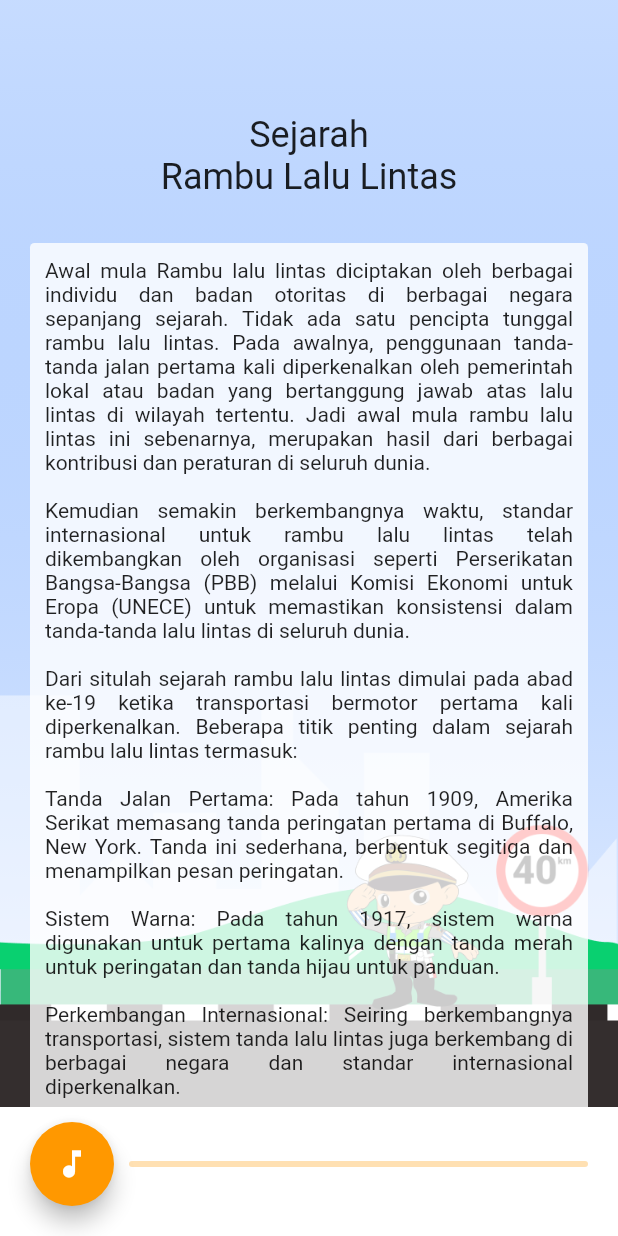
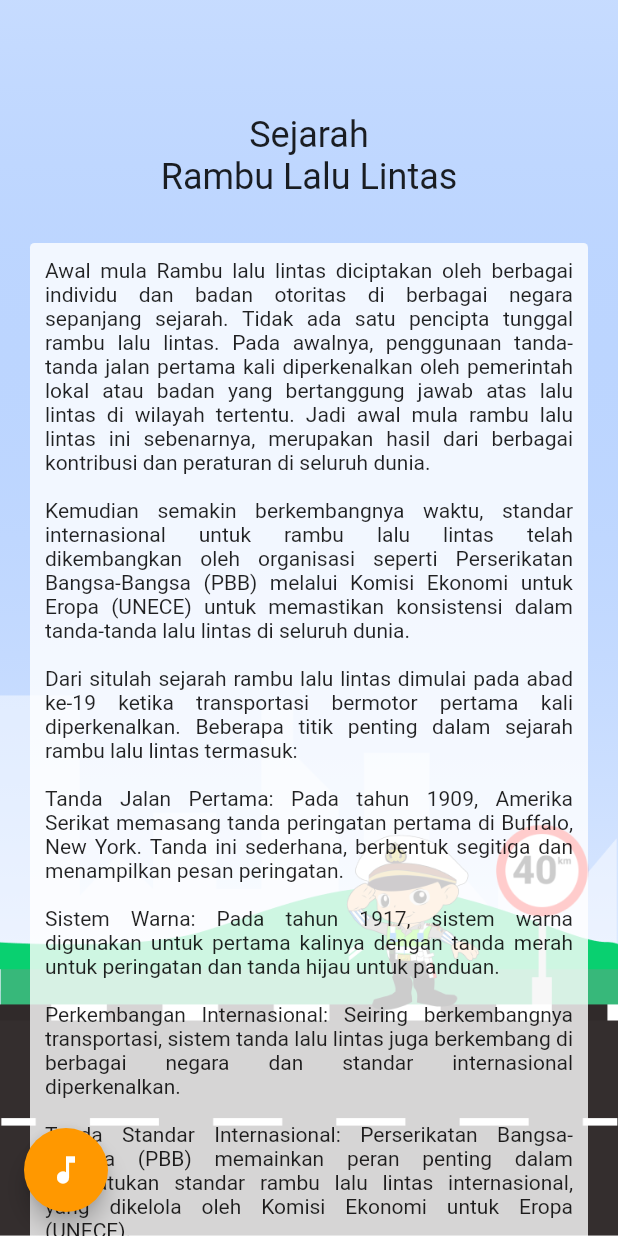
Before and after one commit to farhanfadila1717/signs_app, a Flutter app: the HistoryPage screen opened by its route, on a phone screen of 412 x 824 dp. Run offline on Flutter 3.47's test engine with Material 2 defaults, Android fonts, the phone set to English and light mode, and no system bars; drawn by our look-alikes of flutter_animate; our stand-ins replace after_layout, cloud_firestore, firebase_auth, firebase_core, flutter_redux, flutter_tts and 6 more; accounts and stored records are empty; network calls fail.

Commit message:
fix: audio controll

```diff
--- a/lib/ui/components/audio_controll.dart
+++ b/lib/ui/components/audio_controll.dart
@@ -1,32 +1,25 @@
 import 'package:flutter/material.dart';
-import 'package:signs_app/core/extensions/extensions.dart';
 import 'package:signs_app/ui/components/tts_mixin.dart';
-
-import 'bottom_area_bar.dart';
 
 class AudioControll extends StatelessWidget {
   const AudioControll({
     super.key,
     required this.ttsState,
-    required this.progressNotifier,
+    required this.speakingWord,
     required this.onPause,
     required this.onPlay,
     this.color = Colors.orange,
   });
 
   final TtsState ttsState;
-  final ValueNotifier<double> progressNotifier;
+  final ValueNotifier<String> speakingWord;
   final VoidCallback onPause;
   final VoidCallback onPlay;
   final Color color;
 
   @override
   Widget build(BuildContext context) {
-    return BottomAreaBar(
-      children: [
-        SizedBox(
-          width: context.sizeOf.width,
-          child: Row(
+    return Row(
       children: [
         Builder(
           builder: (_) {
@@ -53,22 +46,42 @@ class AudioControll extends StatelessWidget {
           },
         ),
         const SizedBox(width: 10),
-              Expanded(
-                child: ValueListenableBuilder(
-                  valueListenable: progressNotifier,
-                  builder: (_, value, __) {
-                    return LinearProgressIndicator(
-                      value: value,
-                      color: color,
-                      backgroundColor: color.withOpacity(.3),
+        ValueListenableBuilder(
+          valueListenable: speakingWord,
+          builder: (_, word, __) {
+            if (word.isEmpty || ttsState == TtsState.stopped) {
+              return const SizedBox.shrink();
+            }
+
+            return DecoratedBox(
+              decoration: BoxDecoration(
+                color: Colors.black87,
                 borderRadius: BorderRadius.circular(3),
-                    );
-                  },
+              ),
+              child: Padding(
+                padding: const EdgeInsets.symmetric(
+                  horizontal: 10,
+                  vertical: 6,
+                ),
+                child: Row(
+                  children: [
+                    const Icon(
+                      Icons.volume_up,
+                      color: Colors.white,
+                    ),
+                    const SizedBox(width: 6),
+                    Text(
+                      word,
+                      style: const TextStyle(
+                        color: Colors.white,
                       ),
                     ),
                   ],
                 ),
               ),
+            );
+          },
+        ),
       ],
     );
   }
--- a/lib/ui/components/scaffold_animation.dart
+++ b/lib/ui/components/scaffold_animation.dart
@@ -8,6 +8,7 @@ class ScaffoldAnimation extends StatelessWidget {
     this.body,
     this.bottomNavigationBar,
     this.floatingActionButton,
+    this.floatingActionButtonLocation,
     this.skyColor,
   });
 
@@ -15,6 +16,7 @@ class ScaffoldAnimation extends StatelessWidget {
   final Widget? body;
   final Widget? bottomNavigationBar;
   final Widget? floatingActionButton;
+  final FloatingActionButtonLocation? floatingActionButtonLocation;
   final Color? skyColor;
 
   @override
@@ -88,6 +90,7 @@ class ScaffoldAnimation extends StatelessWidget {
           floatingActionButton: floatingActionButton,
           bottomNavigationBar: bottomNavigationBar,
           backgroundColor: Colors.transparent,
+          floatingActionButtonLocation: floatingActionButtonLocation,
         ),
       ],
     );
--- a/lib/ui/components/tts_mixin.dart
+++ b/lib/ui/components/tts_mixin.dart
@@ -11,7 +11,6 @@ enum TtsState {
 
 mixin TtsMixin<T extends StatefulActionMapper> on State<T> {
   late final ValueNotifier<String> speakingWord;
-  late final ValueNotifier<double> progressNotifier;
 
   TtsState ttsState = TtsState.stopped;
   int speakIndex = 0;
@@ -21,7 +20,6 @@ mixin TtsMixin<T extends StatefulActionMapper> on State<T> {
 
   void initTts(String text) {
     speakingWord = ValueNotifier('');
-    progressNotifier = ValueNotifier(0.0);
     rawText = text;
     listenTts();
   }
@@ -41,16 +39,6 @@ mixin TtsMixin<T extends StatefulActionMapper> on State<T> {
       (_, start, end, word) {
         speakIndex = end;
         speakingWord.value = word;
-        int count = end;
-
-        for (int i = 0; i < paraghraphIndex; i++) {
-          if (i == paraghraphIndex) {
-            continue;
-          }
-          count += paragrapghLength(i);
-        }
-
-        progressNotifier.value = (count / length).clamp(0.0, 1.0);
       },
     );
   }
--- a/lib/ui/pages/detail_sign_page/detail_sign_page.dart
+++ b/lib/ui/pages/detail_sign_page/detail_sign_page.dart
@@ -142,9 +142,10 @@ class _DetailSignPageState extends State<DetailSignPage> with TtsMixin {
           ),
         ],
       ),
-      bottomNavigationBar: AudioControll(
+      floatingActionButtonLocation: FloatingActionButtonLocation.startFloat,
+      floatingActionButton: AudioControll(
         ttsState: ttsState,
-        progressNotifier: progressNotifier,
+        speakingWord: speakingWord,
         onPause: flutterTts.stop,
         onPlay: playAudio,
       ),
--- a/lib/ui/pages/history_page/history_page.dart
+++ b/lib/ui/pages/history_page/history_page.dart
@@ -64,9 +64,10 @@ class _HistoryPageState extends State<HistoryPage> with TtsMixin {
           ],
         ),
       ),
-      bottomNavigationBar: AudioControll(
+      floatingActionButtonLocation: FloatingActionButtonLocation.startFloat,
+      floatingActionButton: AudioControll(
         ttsState: ttsState,
-        progressNotifier: progressNotifier,
+        speakingWord: speakingWord,
         onPause: flutterTts.stop,
         onPlay: playAudio,
       ),
--- a/lib/ui/pages/signs_group_page/signs_group_page.dart
+++ b/lib/ui/pages/signs_group_page/signs_group_page.dart
@@ -51,9 +51,10 @@ class _SignsGroupPageState extends State<SignsGroupPage> with TtsMixin {
 
     return ScaffoldAnimation(
       skyColor: type.color.toColor.withOpacity(.6),
-      bottomNavigationBar: AudioControll(
+      floatingActionButtonLocation: FloatingActionButtonLocation.startFloat,
+      floatingActionButton: AudioControll(
         ttsState: ttsState,
-        progressNotifier: progressNotifier,
+        speakingWord: speakingWord,
         onPause: flutterTts.stop,
         onPlay: playAudio,
         color: type.color.toColor,
```
Lines whose indentation alone changed are shown as unchanged.
